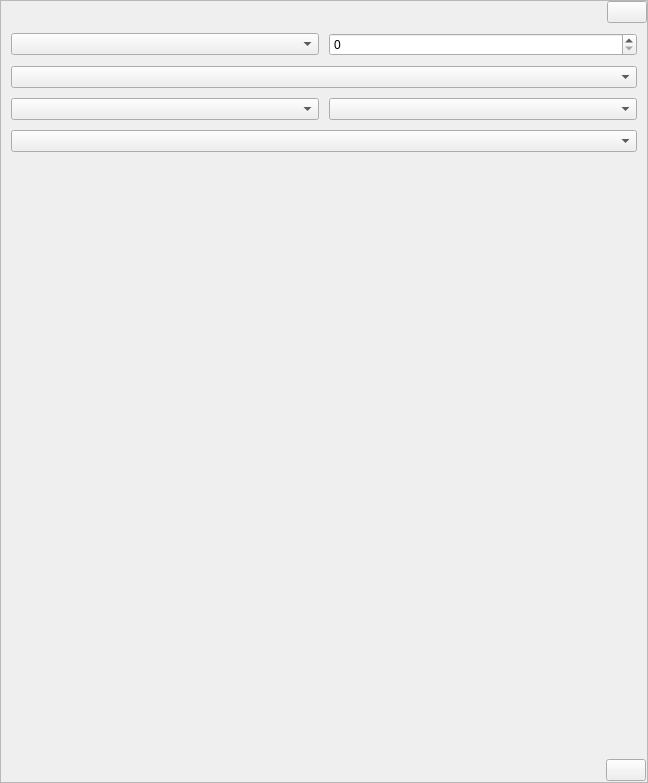
This is src/gui/ui/form_dlg.ui in LaM0uette/MyDLG as Qt 5 draws it before an edit. The edited form follows.
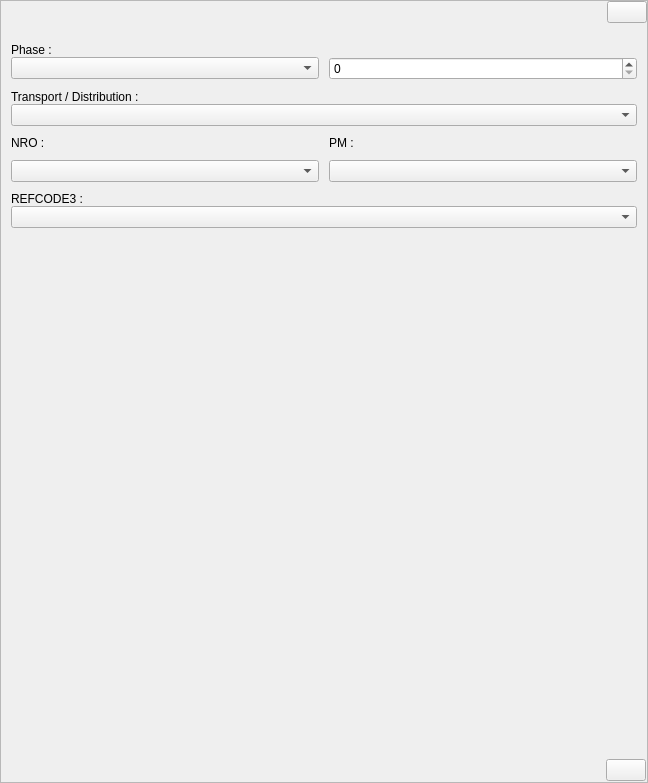
This is the edited form.

Commit message: requte ajout nro pm refcode3

Diff of the .ui file:
```diff
--- a/src/gui/ui/form_dlg.ui
+++ b/src/gui/ui/form_dlg.ui
@@ -110,7 +110,7 @@
        <widget class="QFrame" name="fr_body">
         <layout class="QVBoxLayout" name="vlay_msg_body">
          <property name="spacing">
-          <number>10</number>
+          <number>0</number>
          </property>
          <property name="leftMargin">
           <number>10</number>
@@ -124,8 +124,34 @@
          <property name="bottomMargin">
           <number>10</number>
          </property>
+         <item>
+          <spacer name="verticalSpacer_2">
+           <property name="orientation">
+            <enum>Qt::Vertical</enum>
+           </property>
+           <property name="sizeType">
+            <enum>QSizePolicy::Fixed</enum>
+           </property>
+           <property name="sizeHint" stdset="0">
+            <size>
+             <width>20</width>
+             <height>10</height>
+            </size>
+           </property>
+          </spacer>
+         </item>
+         <item>
+          <widget class="QLabel" name="lb_phase">
+           <property name="text">
+            <string>Phase :</string>
+           </property>
+          </widget>
+         </item>
          <item>
           <layout class="QHBoxLayout" name="horizontalLayout">
+           <property name="spacing">
+            <number>10</number>
+           </property>
            <item>
             <widget class="QComboBox" name="cb_phase"/>
            </item>
@@ -134,26 +160,101 @@
            </item>
           </layout>
          </item>
+         <item>
+          <spacer name="verticalSpacer_3">
+           <property name="orientation">
+            <enum>Qt::Vertical</enum>
+           </property>
+           <property name="sizeType">
+            <enum>QSizePolicy::Fixed</enum>
+           </property>
+           <property name="sizeHint" stdset="0">
+            <size>
+             <width>20</width>
+             <height>10</height>
+            </size>
+           </property>
+          </spacer>
+         </item>
+         <item>
+          <widget class="QLabel" name="lb_td">
+           <property name="text">
+            <string>Transport / Distribution :</string>
+           </property>
+          </widget>
+         </item>
          <item>
           <widget class="QComboBox" name="cb_td"/>
          </item>
          <item>
-          <layout class="QHBoxLayout" name="horizontalLayout_2">
-           <item>
+          <spacer name="verticalSpacer_4">
+           <property name="orientation">
+            <enum>Qt::Vertical</enum>
+           </property>
+           <property name="sizeType">
+            <enum>QSizePolicy::Fixed</enum>
+           </property>
+           <property name="sizeHint" stdset="0">
+            <size>
+             <width>20</width>
+             <height>10</height>
+            </size>
+           </property>
+          </spacer>
+         </item>
+         <item>
+          <layout class="QGridLayout" name="gridLayout">
+           <property name="spacing">
+            <number>10</number>
+           </property>
+           <item row="1" column="0">
+            <widget class="QLabel" name="lb_nro">
+             <property name="text">
+              <string>NRO :</string>
+             </property>
+            </widget>
+           </item>
+           <item row="2" column="0">
             <widget class="QComboBox" name="cb_nro"/>
            </item>
-           <item>
+           <item row="1" column="1">
+            <widget class="QLabel" name="lb_pm">
+             <property name="text">
+              <string>PM :</string>
+             </property>
+            </widget>
+           </item>
+           <item row="2" column="1">
             <widget class="QComboBox" name="cb_pm"/>
            </item>
           </layout>
          </item>
          <item>
-          <widget class="QComboBox" name="cb_refcode3">
-           <property name="placeholderText">
-            <string>rrr</string>
+          <spacer name="verticalSpacer_5">
+           <property name="orientation">
+            <enum>Qt::Vertical</enum>
+           </property>
+           <property name="sizeType">
+            <enum>QSizePolicy::Fixed</enum>
+           </property>
+           <property name="sizeHint" stdset="0">
+            <size>
+             <width>20</width>
+             <height>10</height>
+            </size>
+           </property>
+          </spacer>
+         </item>
+         <item>
+          <widget class="QLabel" name="lb_refcode3">
+           <property name="text">
+            <string>REFCODE3 :</string>
            </property>
           </widget>
          </item>
+         <item>
+          <widget class="QComboBox" name="cb_refcode3"/>
+         </item>
          <item>
           <spacer name="verticalSpacer">
            <property name="orientation">
```
The commit also changes 2 other files.
